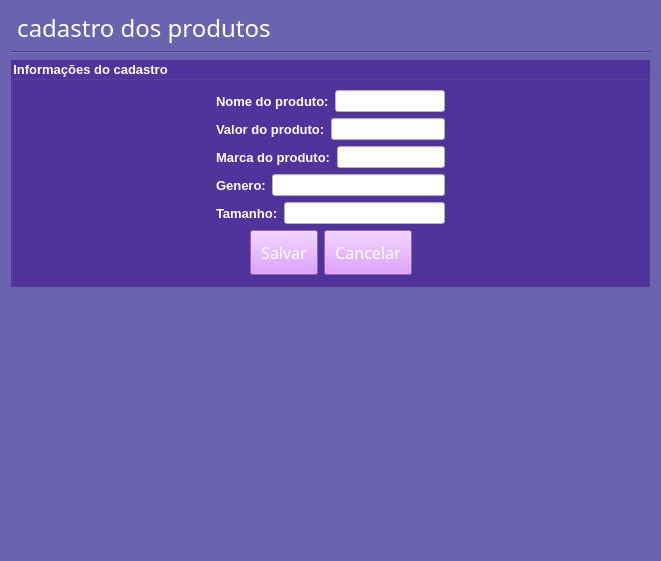
Qt form view/cadastro_produtos.ui (Michel3-01/Sistema_Loja_de_Roupas) before a commit.
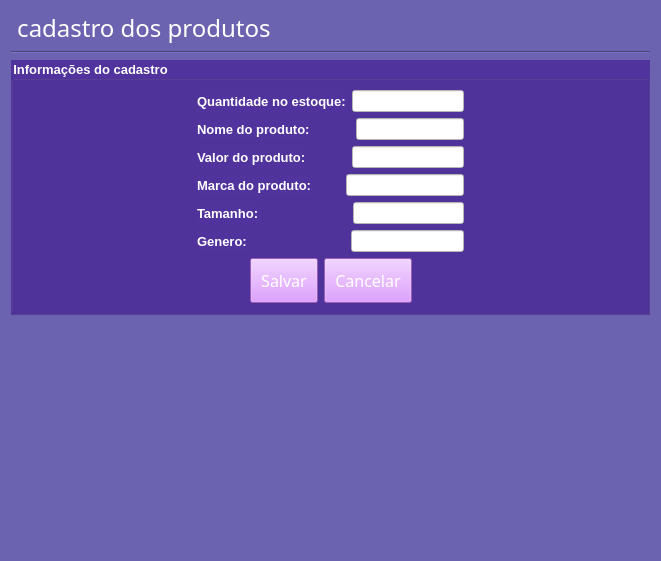
The same form after that commit.

Diff of the .ui file:
```diff
--- a/view/cadastro_produtos.ui
+++ b/view/cadastro_produtos.ui
@@ -16,9 +16,7 @@
   <property name="styleSheet">
    <string notr="true">background-color:rgb(108, 99, 176);</string>
   </property>
-  <layout class="QVBoxLayout" name="verticalLayout_5">
-   <item>
-    <layout class="QVBoxLayout" name="verticalLayout_4">
+  <layout class="QVBoxLayout" name="verticalLayout_3">
      <item>
       <widget class="QLabel" name="label">
        <property name="font">
@@ -60,9 +58,7 @@
        </property>
        <layout class="QVBoxLayout" name="verticalLayout_2">
         <item>
-         <layout class="QVBoxLayout" name="verticalLayout_3">
-          <item>
-           <layout class="QHBoxLayout" name="horizontalLayout_7">
+       <layout class="QHBoxLayout" name="horizontalLayout_2">
             <item>
              <spacer name="horizontalSpacer_4">
               <property name="orientation">
@@ -79,7 +75,36 @@
             <item>
              <layout class="QVBoxLayout" name="verticalLayout">
               <item>
-               <layout class="QHBoxLayout" name="horizontalLayout_2">
+           <layout class="QHBoxLayout" name="horizontalLayout_4">
+            <item>
+             <widget class="QLabel" name="label_7">
+              <property name="font">
+               <font>
+                <pointsize>10</pointsize>
+                <weight>75</weight>
+                <bold>true</bold>
+               </font>
+              </property>
+              <property name="styleSheet">
+               <string notr="true">color: rgb(255, 255, 255);</string>
+              </property>
+              <property name="text">
+               <string>Quantidade no estoque:</string>
+              </property>
+             </widget>
+            </item>
+            <item>
+             <widget class="QLineEdit" name="quant_estoque">
+              <property name="styleSheet">
+               <string notr="true">background-color: rgb(255, 255, 255);
+color: rgb(0, 0, 0);</string>
+              </property>
+             </widget>
+            </item>
+           </layout>
+          </item>
+          <item>
+           <layout class="QHBoxLayout" name="horizontalLayout_5">
                 <item>
                  <widget class="QLabel" name="label_2">
                   <property name="font">
@@ -97,6 +122,22 @@
                   </property>
                  </widget>
                 </item>
+            <item>
+             <spacer name="horizontalSpacer_5">
+              <property name="orientation">
+               <enum>Qt::Horizontal</enum>
+              </property>
+              <property name="sizeType">
+               <enum>QSizePolicy::Fixed</enum>
+              </property>
+              <property name="sizeHint" stdset="0">
+               <size>
+                <width>40</width>
+                <height>20</height>
+               </size>
+              </property>
+             </spacer>
+            </item>
                 <item>
                  <widget class="QLineEdit" name="nome">
                   <property name="styleSheet">
@@ -108,7 +149,7 @@
                </layout>
               </item>
               <item>
-               <layout class="QHBoxLayout" name="horizontalLayout_3">
+           <layout class="QHBoxLayout" name="horizontalLayout_6">
                 <item>
                  <widget class="QLabel" name="label_3">
                   <property name="font">
@@ -126,6 +167,22 @@
                   </property>
                  </widget>
                 </item>
+            <item>
+             <spacer name="horizontalSpacer_6">
+              <property name="orientation">
+               <enum>Qt::Horizontal</enum>
+              </property>
+              <property name="sizeType">
+               <enum>QSizePolicy::Fixed</enum>
+              </property>
+              <property name="sizeHint" stdset="0">
+               <size>
+                <width>40</width>
+                <height>20</height>
+               </size>
+              </property>
+             </spacer>
+            </item>
                 <item>
                  <widget class="QLineEdit" name="valor">
                   <property name="styleSheet">
@@ -137,9 +194,9 @@
                </layout>
               </item>
               <item>
-               <layout class="QHBoxLayout" name="horizontalLayout_4">
+           <layout class="QHBoxLayout" name="horizontalLayout_7">
                 <item>
-                 <widget class="QLabel" name="marca">
+             <widget class="QLabel" name="label_4">
                   <property name="font">
                    <font>
                     <pointsize>10</pointsize>
@@ -156,36 +213,23 @@
                  </widget>
                 </item>
                 <item>
-                 <widget class="QLineEdit" name="lineEdit_4">
-                  <property name="styleSheet">
-                   <string notr="true">background-color: rgb(255, 255, 255);
-color: rgb(0, 0, 0);</string>
-                  </property>
-                 </widget>
-                </item>
-               </layout>
-              </item>
-              <item>
-               <layout class="QHBoxLayout" name="horizontalLayout_5">
-                <item>
-                 <widget class="QLabel" name="genero">
-                  <property name="font">
-                   <font>
-                    <pointsize>10</pointsize>
-                    <weight>75</weight>
-                    <bold>true</bold>
-                   </font>
-                  </property>
-                  <property name="styleSheet">
-                   <string notr="true">color: rgb(255, 255, 255);</string>
-                  </property>
-                  <property name="text">
-                   <string>Genero:</string>
-                  </property>
-                 </widget>
+             <spacer name="horizontalSpacer_7">
+              <property name="orientation">
+               <enum>Qt::Horizontal</enum>
+              </property>
+              <property name="sizeType">
+               <enum>QSizePolicy::Fixed</enum>
+              </property>
+              <property name="sizeHint" stdset="0">
+               <size>
+                <width>28</width>
+                <height>20</height>
+               </size>
+              </property>
+             </spacer>
                 </item>
                 <item>
-                 <widget class="QLineEdit" name="lineEdit_5">
+             <widget class="QLineEdit" name="marca">
                   <property name="styleSheet">
                    <string notr="true">background-color: rgb(255, 255, 255);
 color: rgb(0, 0, 0);</string>
@@ -195,7 +239,7 @@
                </layout>
               </item>
               <item>
-               <layout class="QHBoxLayout" name="horizontalLayout_6">
+           <layout class="QHBoxLayout" name="horizontalLayout_8">
                 <item>
                  <widget class="QLabel" name="label_6">
                   <property name="font">
@@ -213,6 +257,22 @@
                   </property>
                  </widget>
                 </item>
+            <item>
+             <spacer name="horizontalSpacer_9">
+              <property name="orientation">
+               <enum>Qt::Horizontal</enum>
+              </property>
+              <property name="sizeType">
+               <enum>QSizePolicy::Fixed</enum>
+              </property>
+              <property name="sizeHint" stdset="0">
+               <size>
+                <width>88</width>
+                <height>13</height>
+               </size>
+              </property>
+             </spacer>
+            </item>
                 <item>
                  <widget class="QLineEdit" name="tamanho">
                   <property name="styleSheet">
@@ -223,6 +283,51 @@
                 </item>
                </layout>
               </item>
+          <item>
+           <layout class="QHBoxLayout" name="horizontalLayout_9">
+            <item>
+             <widget class="QLabel" name="label_5">
+              <property name="font">
+               <font>
+                <pointsize>10</pointsize>
+                <weight>75</weight>
+                <bold>true</bold>
+               </font>
+              </property>
+              <property name="styleSheet">
+               <string notr="true">color: rgb(255, 255, 255);</string>
+              </property>
+              <property name="text">
+               <string>Genero:</string>
+              </property>
+             </widget>
+            </item>
+            <item>
+             <spacer name="horizontalSpacer_8">
+              <property name="orientation">
+               <enum>Qt::Horizontal</enum>
+              </property>
+              <property name="sizeType">
+               <enum>QSizePolicy::Fixed</enum>
+              </property>
+              <property name="sizeHint" stdset="0">
+               <size>
+                <width>98</width>
+                <height>17</height>
+               </size>
+              </property>
+             </spacer>
+            </item>
+            <item>
+             <widget class="QLineEdit" name="genero">
+              <property name="styleSheet">
+               <string notr="true">background-color: rgb(255, 255, 255);
+color: rgb(0, 0, 0);</string>
+              </property>
+             </widget>
+            </item>
+           </layout>
+          </item>
              </layout>
             </item>
             <item>
@@ -309,8 +414,6 @@
            </layout>
           </item>
          </layout>
-        </item>
-       </layout>
       </widget>
      </item>
      <item>
@@ -321,12 +424,10 @@
        <property name="sizeHint" stdset="0">
         <size>
          <width>20</width>
-         <height>40</height>
+       <height>238</height>
         </size>
        </property>
       </spacer>
-     </item>
-    </layout>
    </item>
   </layout>
  </widget>
```
Lines whose indentation alone changed are shown as unchanged.
